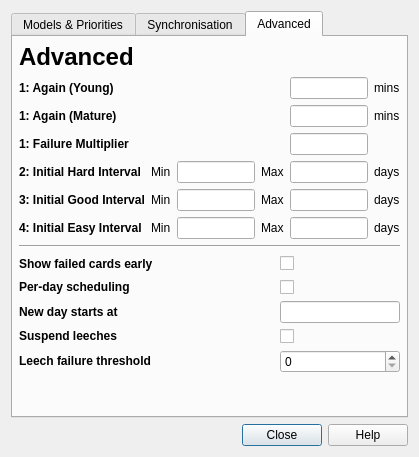
Old version of the form designer/deckproperties.ui in the repository ankitects/anki.
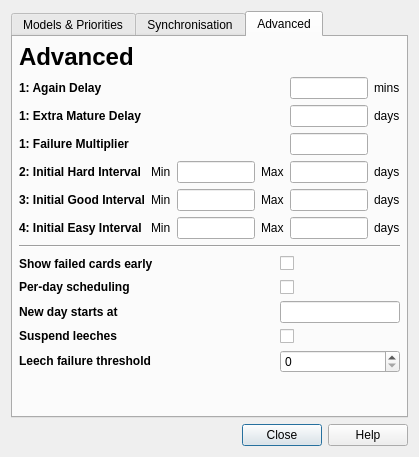
New version of the form. The open tabs and pages were chosen to show the change.

Commit message: fix spelling inconsistency

```diff
--- a/designer/deckproperties.ui
+++ b/designer/deckproperties.ui
@@ -339,7 +339,7 @@
          <item row="1" column="0">
           <widget class="QLabel" name="label_22">
            <property name="text">
-            <string>&lt;b&gt;1: Again (Mature)&lt;/b&gt;</string>
+            <string>&lt;b&gt;1: Extra Mature Delay&lt;/b&gt;</string>
            </property>
            <property name="openExternalLinks">
             <bool>true</bool>
@@ -379,7 +379,7 @@
          <item row="0" column="0">
           <widget class="QLabel" name="label_20">
            <property name="text">
-            <string>&lt;b&gt;1: Again (Young)&lt;/b&gt;</string>
+            <string>&lt;b&gt;1: Again Delay&lt;/b&gt;</string>
            </property>
           </widget>
          </item>
@@ -393,7 +393,7 @@
          <item row="1" column="5">
           <widget class="QLabel" name="label_25">
            <property name="text">
-            <string>mins</string>
+            <string>days</string>
            </property>
           </widget>
          </item>
```
Left out of the diff: 2 changed lines with no effect on the pictures.
